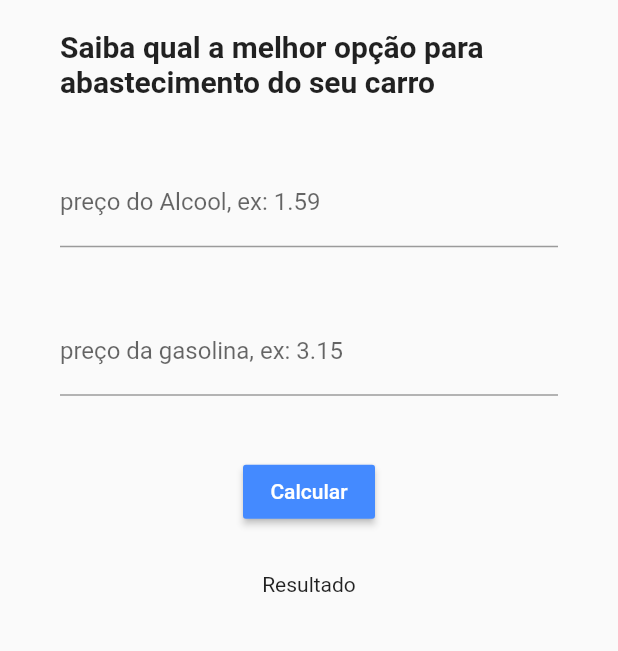
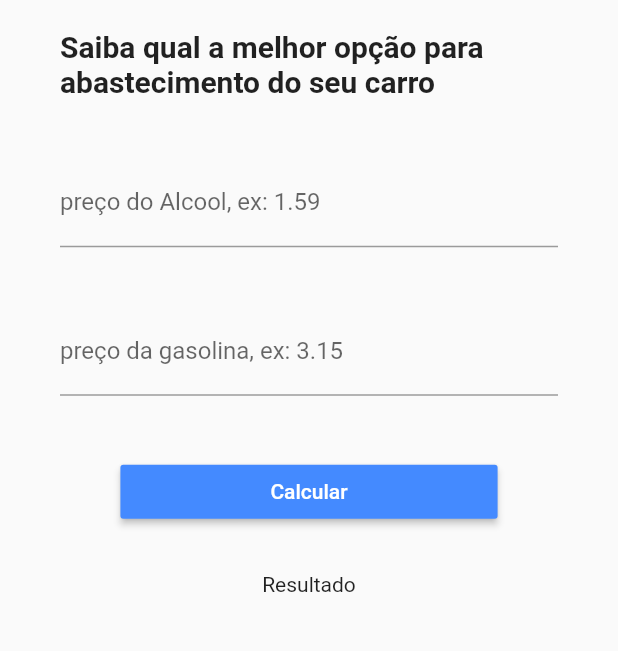
Before and after one commit to AlexandreAlfa/AlcoolOuGas, a Flutter app: the screen it shows after launch, on a phone screen of 412 x 824 dp, the part 274-925 px from its top. Run offline on Flutter 3.47's test engine with Material 2 defaults, Android fonts, the phone set to English and light mode, and no system bars; our stand-ins replace toast.

Commit message:
tamanho do botão

```diff
--- a/lib/gas.dart
+++ b/lib/gas.dart
@@ -52,6 +52,7 @@ class _GasOrAlcoolState extends State<GasOrAlcool> {
               Padding(padding: EdgeInsets.fromLTRB(0, 20, 0, 20),
                 child:RaisedButton(child: Text('Calcular'
                   ,style: TextStyle(color: Colors.white),),
+                  padding: EdgeInsets.fromLTRB(100, 0, 100, 0),
                   color: Colors.blueAccent,
                   onPressed: (){
                     try {
```
